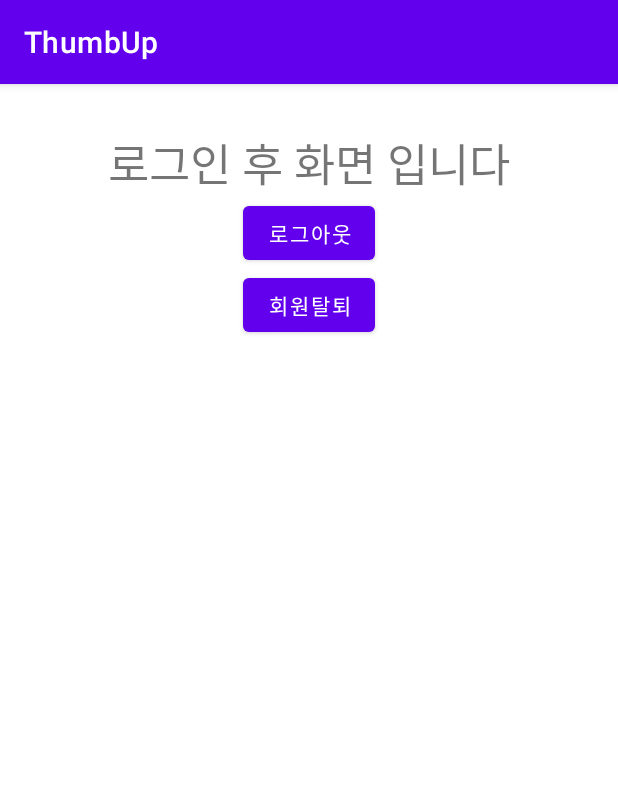
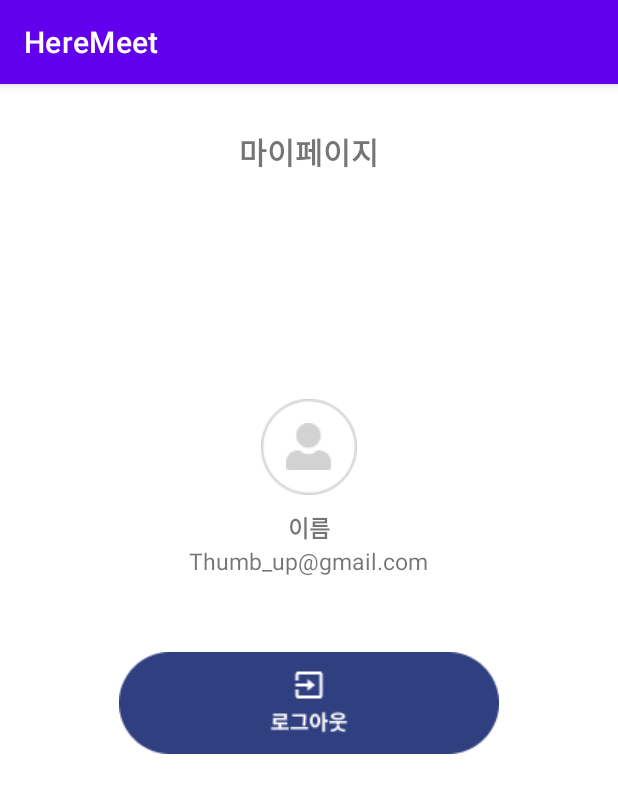
Before and after one commit to ThumbUp/-, an Android app: the screen it shows after launch (AfterActivity), on a phone screen of 412 x 824 dp. Shown: the top 793 px of the screen. Run offline under Robolectric (Android 15) with nearby library versions, the phone set to English and light mode, and no system bars; our stand-ins replace Firebase (no records; nobody signed in at launch, a user with empty details on screens opened directly); 2 statements that could not run were skipped.

Commit message:
로그인 완료 페이지

```diff
--- a/app/src/main/java/com/example/thumbup/AfterActivity.java
+++ b/app/src/main/java/com/example/thumbup/AfterActivity.java
@@ -1,15 +1,19 @@
 package com.example.thumbup;
 
+import android.content.Intent;
 import android.os.Bundle;
 import android.view.View;
 import android.widget.Button;
+import android.widget.ImageButton;
+import android.widget.TextView;
 
 import androidx.appcompat.app.AppCompatActivity;
 
 import com.google.firebase.auth.FirebaseAuth;
 
 public class AfterActivity extends AppCompatActivity implements View.OnClickListener {
-    Button btnRevoke, btnLogout;
+    ImageButton btnRevoke, btnLogout;
+    TextView nameText, emailText;
     private FirebaseAuth mAuth ;
 
     @Override
@@ -17,13 +21,18 @@ public class AfterActivity extends AppCompatActivity implements View.OnClickList
         super.onCreate(savedInstanceState);
         setContentView(R.layout.activity_after_login);
 
-        btnLogout = (Button)findViewById(R.id.btn_logout);
-        btnRevoke = (Button)findViewById(R.id.btn_revoke);
+        btnLogout = (ImageButton)findViewById(R.id.btn_logout);
+        nameText = (TextView)findViewById(R.id.myPage_nameText);
+        emailText = (TextView)findViewById(R.id.myPage_emailText);
+        //btnRevoke = (Button)findViewById(R.id.btn_revoke);
 
         mAuth = FirebaseAuth.getInstance();
 
         btnLogout.setOnClickListener(this);
-        btnRevoke.setOnClickListener(this);
+        //btnRevoke.setOnClickListener(this);
+
+        nameText.setText(FirebaseAuth.getInstance().getCurrentUser().getDisplayName());
+        emailText.setText(FirebaseAuth.getInstance().getCurrentUser().getEmail());
     }
 
     private void signOut() {
@@ -39,12 +48,14 @@ public class AfterActivity extends AppCompatActivity implements View.OnClickList
         switch (v.getId()) {
             case R.id.btn_logout:
                 signOut();
-                finishAffinity();
+                Intent intent = new Intent(this, MainActivity.class);
+                startActivity(intent);
+                finish();
                 break;
-            case R.id.btn_revoke:
-                revokeAccess();
-                finishAffinity();
-                break;
+//            case R.id.btn_revoke:
+//                revokeAccess();
+//                finishAffinity();
+//                break;
         }
     }
 }
--- a/app/src/main/java/com/example/thumbup/MainActivity.java
+++ b/app/src/main/java/com/example/thumbup/MainActivity.java
@@ -38,7 +38,6 @@ public class MainActivity extends AppCompatActivity {
 
     private FirebaseAuth mAuth;
     private GoogleSignInClient mGoogleSignInClient;
-
     private CallbackManager mFBCallbackManger;
 
     @Override
@@ -92,8 +91,6 @@ public class MainActivity extends AppCompatActivity {
                 });
             }
         });
-
-
     }
 
     @Override
--- a/app/src/main/res/layout/activity_after_login.xml
+++ b/app/src/main/res/layout/activity_after_login.xml
@@ -1,36 +1,95 @@
 <?xml version="1.0" encoding="utf-8"?>
-<LinearLayout
-    xmlns:android="http://schemas.android.com/apk/res/android"
+
+<LinearLayout xmlns:android="http://schemas.android.com/apk/res/android"
     xmlns:tools="http://schemas.android.com/tools"
+    xmlns:app="http://schemas.android.com/apk/res-auto"
     android:orientation="vertical"
     android:layout_width="match_parent"
     android:layout_height="match_parent">
 
     <TextView
-        android:id="@+id/tv_after"
+        android:id="@+id/myPage_title"
         android:layout_width="wrap_content"
         android:layout_height="wrap_content"
         android:layout_gravity="center_horizontal"
         android:layout_marginTop="30dp"
-        android:text="로그인 후 화면 입니다"
-        android:textSize="30dp"
+        android:text="마이페이지"
+        android:textSize="20dp"
+        android:textStyle="bold"
+        tools:ignore="MissingConstraints" />
+    <FrameLayout
+        android:id="@+id/FrameLayout01"
+        android:layout_width="wrap_content"
+        android:layout_height="wrap_content"
+        android:layout_gravity="center"
+        android:layout_marginTop="150dp">
+
+        <ImageView
+            android:id="@+id/profile_bg"
+            android:layout_width="wrap_content"
+            android:layout_height="wrap_content"
+            android:layout_gravity="center_horizontal"
+            app:layout_constraintBottom_toBottomOf="parent"
+            app:layout_constraintEnd_toEndOf="parent"
+            app:layout_constraintStart_toStartOf="parent"
+            app:layout_constraintTop_toTopOf="parent"
+            app:layout_constraintVertical_bias="0.064"
+            app:srcCompat="@drawable/profile_bg"
+            tools:ignore="MissingConstraints" />
+
+        <ImageView
+            android:id="@+id/profile_image"
+            android:layout_width="wrap_content"
+            android:layout_height="wrap_content"
+            android:layout_gravity="center"
+            android:adjustViewBounds="true"
+            app:layout_constraintBottom_toBottomOf="parent"
+            app:layout_constraintEnd_toEndOf="parent"
+            app:layout_constraintStart_toStartOf="parent"
+            app:layout_constraintTop_toTopOf="parent"
+            app:layout_constraintVertical_bias="0.064"
+            app:srcCompat="@drawable/profile_default"
+            tools:ignore="MissingConstraints" />
+    </FrameLayout>
+
+    <!--    <Button-->
+<!--        android:id="@+id/btn_revoke"-->
+<!--        android:layout_width="wrap_content"-->
+<!--        android:layout_height="wrap_content"-->
+<!--        android:layout_gravity="center_horizontal"-->
+<!--        android:text="회원탈퇴"-->
+<!--        tools:ignore="MissingConstraints" />-->
+
+    <TextView
+        android:id="@+id/myPage_nameText"
+        android:layout_width="wrap_content"
+        android:layout_height="wrap_content"
+        android:layout_gravity="center_horizontal"
+        android:layout_marginTop="10dp"
+        android:text="이름"
+        android:textSize="15dp"
+        android:textStyle="bold"
         tools:ignore="MissingConstraints" />
 
+    <TextView
+        android:id="@+id/myPage_emailText"
+        android:layout_width="wrap_content"
+        android:layout_height="wrap_content"
+        android:layout_gravity="center_horizontal"
+        android:text="Thumb_up@gmail.com"
+        android:textSize="15dp"
+        tools:ignore="MissingConstraints" />
 
-    <Button
+    <ImageButton
         android:id="@+id/btn_logout"
         android:layout_width="wrap_content"
         android:layout_height="wrap_content"
         android:layout_gravity="center_horizontal"
-        android:text="로그아웃"
-        tools:ignore="MissingConstraints" />
-
-    <Button
-        android:id="@+id/btn_revoke"
-        android:layout_width="wrap_content"
-        android:layout_height="wrap_content"
-        android:layout_gravity="center_horizontal"
-        android:text="회원탈퇴"
+        android:layout_marginTop="50dp"
+        android:adjustViewBounds="true"
+        android:background="@android:color/transparent"
+        android:scaleType="fitCenter"
+        app:srcCompat="@drawable/logout"
         tools:ignore="MissingConstraints" />
 
 </LinearLayout>
--- a/app/src/main/res/layout/activity_main.xml
+++ b/app/src/main/res/layout/activity_main.xml
@@ -18,22 +18,6 @@
         app:srcCompat="@drawable/heremeet"
         tools:ignore="MissingConstraints" />
 
-    <ImageButton
-        android:id="@+id/btnFacebook"
-        android:layout_width="300dp"
-        android:layout_height="50dp"
-        android:adjustViewBounds="true"
-        android:background="@android:color/transparent"
-        android:scaleType="fitCenter"
-        app:layout_constraintBottom_toBottomOf="parent"
-        app:layout_constraintEnd_toEndOf="parent"
-        app:layout_constraintHorizontal_bias="0.5"
-        app:layout_constraintStart_toStartOf="parent"
-        app:layout_constraintTop_toTopOf="parent"
-        app:layout_constraintVertical_bias="0.246"
-        app:srcCompat="@drawable/facebook"
-        tools:ignore="MissingConstraints" />
-
     <!--    <com.google.android.gms.common.SignInButton-->
     <!--        android:id="@+id/Glogin"-->
     <!--        android:layout_width="300dp"-->
@@ -44,6 +28,22 @@
     <!--        app:layout_constraintBottom_toTopOf="@id/or"-->
     <!--        android:background="@drawable/button_round_white"-->
     <!--        />-->
+
+    <ImageButton
+        android:id="@+id/btnFacebook"
+        android:layout_width="300dp"
+        android:layout_height="50dp"
+        android:adjustViewBounds="true"
+        android:background="@android:color/transparent"
+        android:scaleType="fitCenter"
+        app:layout_constraintBottom_toBottomOf="parent"
+        app:layout_constraintEnd_toEndOf="parent"
+        app:layout_constraintHorizontal_bias="0.504"
+        app:layout_constraintStart_toStartOf="parent"
+        app:layout_constraintTop_toTopOf="parent"
+        app:layout_constraintVertical_bias="0.245"
+        app:srcCompat="@drawable/facebook"
+        tools:ignore="MissingConstraints" />
 
     <ImageButton
         android:id="@+id/btnGoogle"
--- a/app/src/main/res/values/strings.xml
+++ b/app/src/main/res/values/strings.xml
@@ -1,5 +1,5 @@
 <resources>
-    <string name="app_name">ThumbUp</string>
+    <string name="app_name">HereMeet</string>
     <string name="facebook_app_id">785235652097318</string>
     <string name="fb_login_protocol_scheme">fb785235652097318</string>
 </resources>
```
Also changed, not shown: app/src/main/res/drawable-v24/logout.png (added), app/src/main/res/drawable-v24/profile_bg.png (added), app/src/main/res/drawable-v24/profile_default.png (added).
